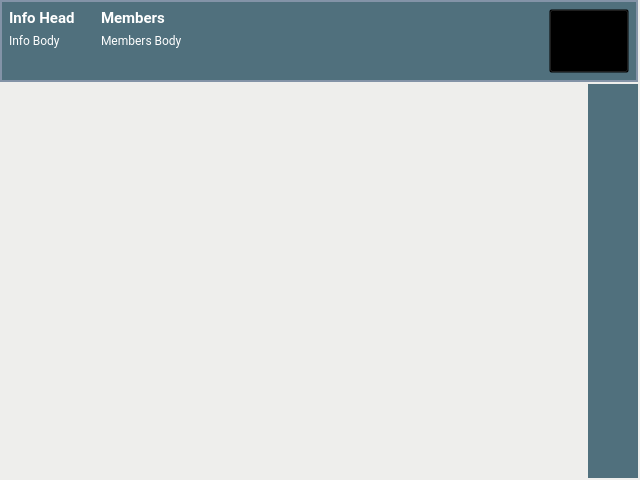
Before: the Qt Designer form src/app/gui/forms/widgetevent.ui in botorabi/Meet4Eat-Desktop, drawn with Qt 5.
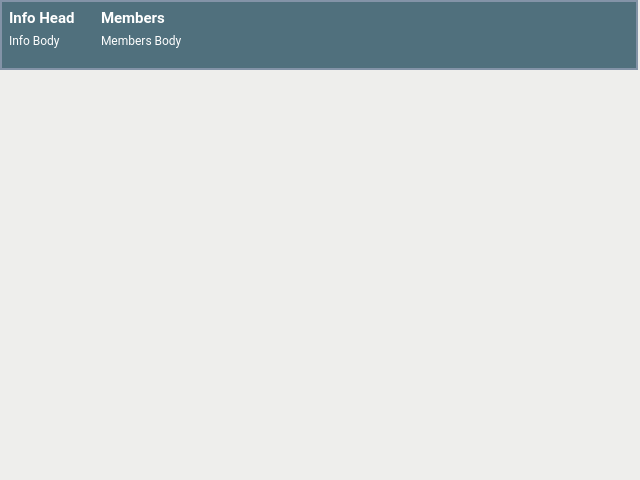
After: the same form once the commit is applied. Icons and pictures are not drawn. Custom widgets are drawn as their Qt base class.

Commit message:
Desktop Client: Added support for creating event location
- Fixed a problem with chat message distribution

What changed in the file:
```diff
--- a/src/app/gui/forms/widgetevent.ui
+++ b/src/app/gui/forms/widgetevent.ui
@@ -171,33 +171,104 @@
          </spacer>
         </item>
         <item>
-         <widget class="QPushButton" name="pushButtonBuzz">
-          <property name="minimumSize">
-           <size>
-            <width>64</width>
-            <height>64</height>
-           </size>
-          </property>
-          <property name="focusPolicy">
-           <enum>Qt::NoFocus</enum>
-          </property>
-          <property name="toolTip">
-           <string>Buzz all event members</string>
-          </property>
-          <property name="styleSheet">
-           <string notr="true">QPushButton {
-  background: transparent;
-  border-image: url(:/btn-buzz.png);
+         <layout class="QVBoxLayout" name="verticalLayout_7">
+          <item>
+           <spacer name="verticalSpacer_2">
+            <property name="orientation">
+             <enum>Qt::Vertical</enum>
+            </property>
+            <property name="sizeHint" stdset="0">
+             <size>
+              <width>20</width>
+              <height>20</height>
+             </size>
+            </property>
+           </spacer>
+          </item>
+          <item>
+           <widget class="QPushButton" name="pushButtonResetMyVotes">
+            <property name="minimumSize">
+             <size>
+              <width>32</width>
+              <height>32</height>
+             </size>
+            </property>
+            <property name="maximumSize">
+             <size>
+              <width>32</width>
+              <height>32</height>
+             </size>
+            </property>
+            <property name="focusPolicy">
+             <enum>Qt::NoFocus</enum>
+            </property>
+            <property name="toolTip">
+             <string>Remove all my votes</string>
+            </property>
+            <property name="styleSheet">
+             <string notr="true">QPushButton {
+  background-color: transparent;
+  border-radius: 16px;
+  border-image: url(:/icon-undo-small.png);
 }
 QPushButton:hover {
   background-color: white;
   border: 1px solid rgb(115, 210, 22);
 }</string>
-          </property>
-          <property name="text">
-           <string>Buzz</string>
-          </property>
-         </widget>
+            </property>
+           </widget>
+          </item>
+         </layout>
+        </item>
+        <item>
+         <layout class="QVBoxLayout" name="verticalLayout_8">
+          <item>
+           <spacer name="verticalSpacer_3">
+            <property name="orientation">
+             <enum>Qt::Vertical</enum>
+            </property>
+            <property name="sizeHint" stdset="0">
+             <size>
+              <width>20</width>
+              <height>4</height>
+             </size>
+            </property>
+           </spacer>
+          </item>
+          <item>
+           <widget class="QPushButton" name="pushButtonBuzz">
+            <property name="minimumSize">
+             <size>
+              <width>48</width>
+              <height>48</height>
+             </size>
+            </property>
+            <property name="maximumSize">
+             <size>
+              <width>48</width>
+              <height>48</height>
+             </size>
+            </property>
+            <property name="focusPolicy">
+             <enum>Qt::NoFocus</enum>
+            </property>
+            <property name="toolTip">
+             <string>Buzz all event members</string>
+            </property>
+            <property name="styleSheet">
+             <string notr="true">QPushButton {
+  background-color: transparent;
+  border-radius: 24px;
+  border-image: url(:/icon-buzz-64.png);
+}
+QPushButton:hover {
+  background-color: rgb(50,82,95);
+  border-radius: 24px;
+}</string>
+            </property>
+           </widget>
+          </item>
+         </layout>
         </item>
        </layout>
       </widget>
@@ -227,38 +298,6 @@
          </item>
         </layout>
        </item>
-       <item>
-        <widget class="QWidget" name="widgetEventMenu" native="true">
-         <property name="minimumSize">
-          <size>
-           <width>50</width>
-           <height>0</height>
-          </size>
-         </property>
-         <property name="styleSheet">
-          <string notr="true">#widgetEventMenu {
-  background-color: rgb(80,112,125);
-}</string>
-         </property>
-         <layout class="QVBoxLayout" name="verticalLayout_8">
-          <property name="leftMargin">
-           <number>0</number>
-          </property>
-          <property name="topMargin">
-           <number>0</number>
-          </property>
-          <property name="rightMargin">
-           <number>0</number>
-          </property>
-          <property name="bottomMargin">
-           <number>0</number>
-          </property>
-          <item>
-           <layout class="QVBoxLayout" name="verticalLayout_7"/>
-          </item>
-         </layout>
-        </widget>
-       </item>
       </layout>
      </item>
     </layout>
```
Left out of the diff: 32 changed lines with no effect on the pictures. The commit also changes 35 other files.
